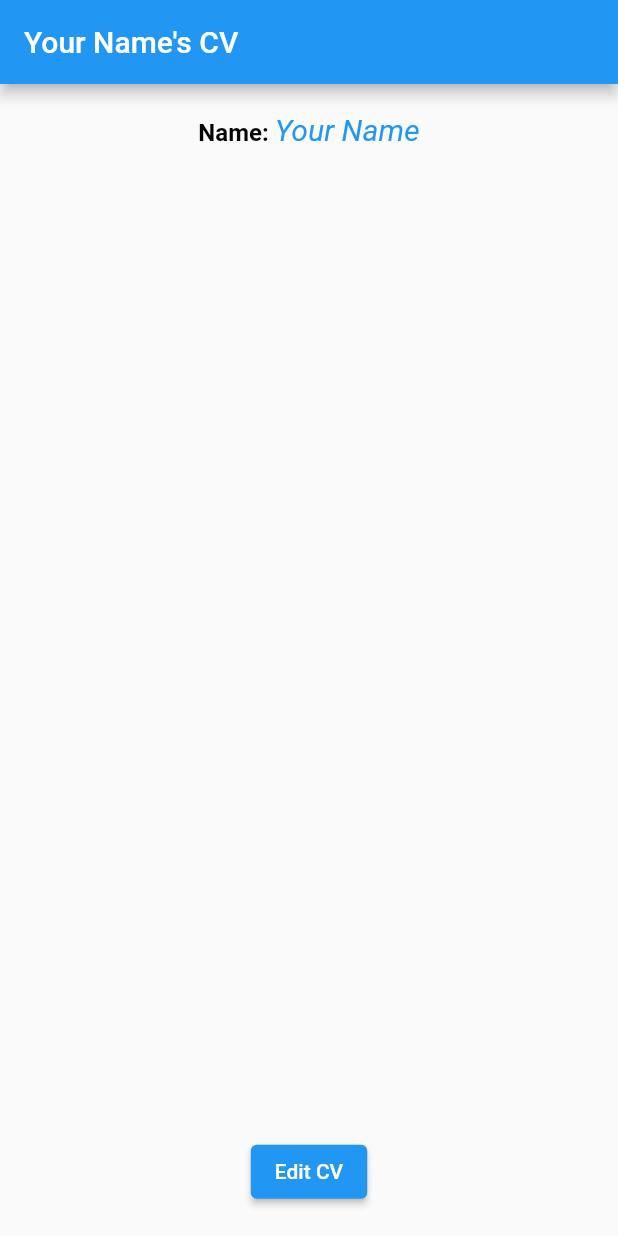
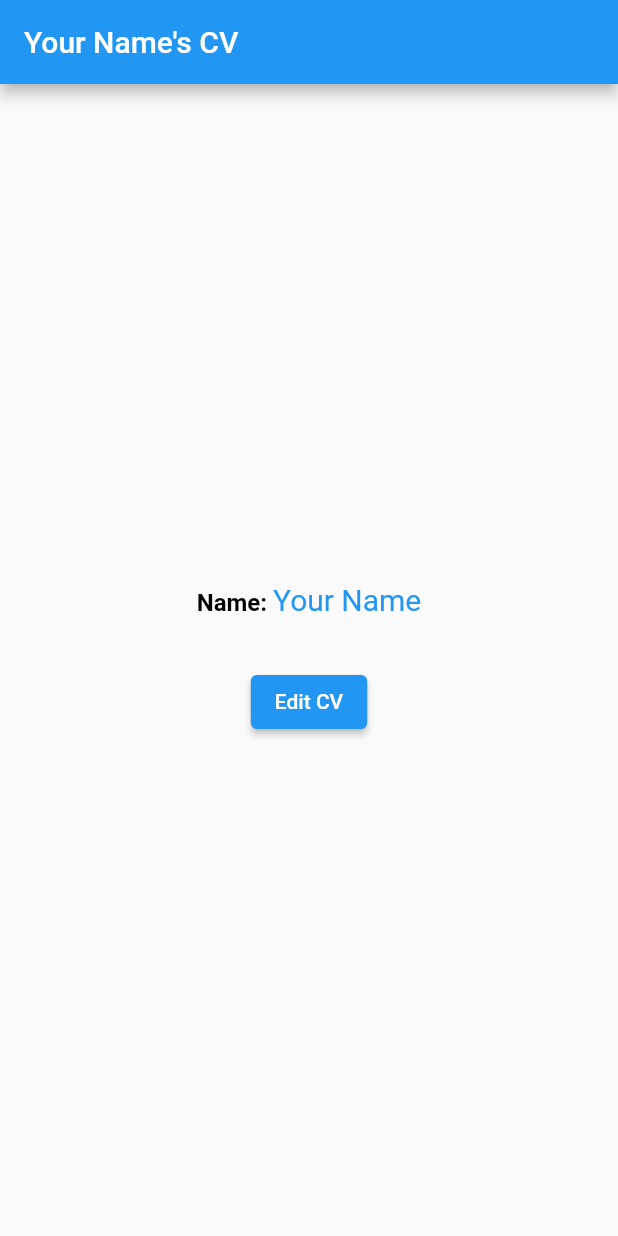
Before and after one commit to MurimiCaroline/mycv_task_two, a Flutter app: the screen it shows after launch, on a phone screen of 412 x 824 dp. Run offline on Flutter 3.47's test engine with Material 2 defaults, Android fonts, the phone set to English and light mode, and no system bars; statements that could not run were skipped.

Commit message:
added space variable

```diff
--- a/lib/home_page.dart
+++ b/lib/home_page.dart
@@ -12,7 +12,7 @@ class HomePage extends StatefulWidget {
 
 class _HomePageState extends State<HomePage> {
   String name = 'Your Name';
-
+  var space = MediaQuery.of(context).width * 0.8;
 
   void updateName(String newName) {
     setState(() {
@@ -46,7 +46,7 @@ class _HomePageState extends State<HomePage> {
                     text: name,
                     style: const TextStyle(
                       color: Colors.blue,
-                      fontStyle: FontStyle.italic,
+                      fontStyle: FontStyle.normal,
                       fontSize: 20.0,
                     ),
                   ),
@@ -54,7 +54,7 @@ class _HomePageState extends State<HomePage> {
               ),
             ),
 
-            const SizedBox(height: MediaQuery.sizeOf(context).height * 0.8,),
+             SizedBox(height: MediaQuery.sizeOf(context).height * 0.04,),
             ElevatedButton(
               onPressed: () {
                 Navigator.push(
```
